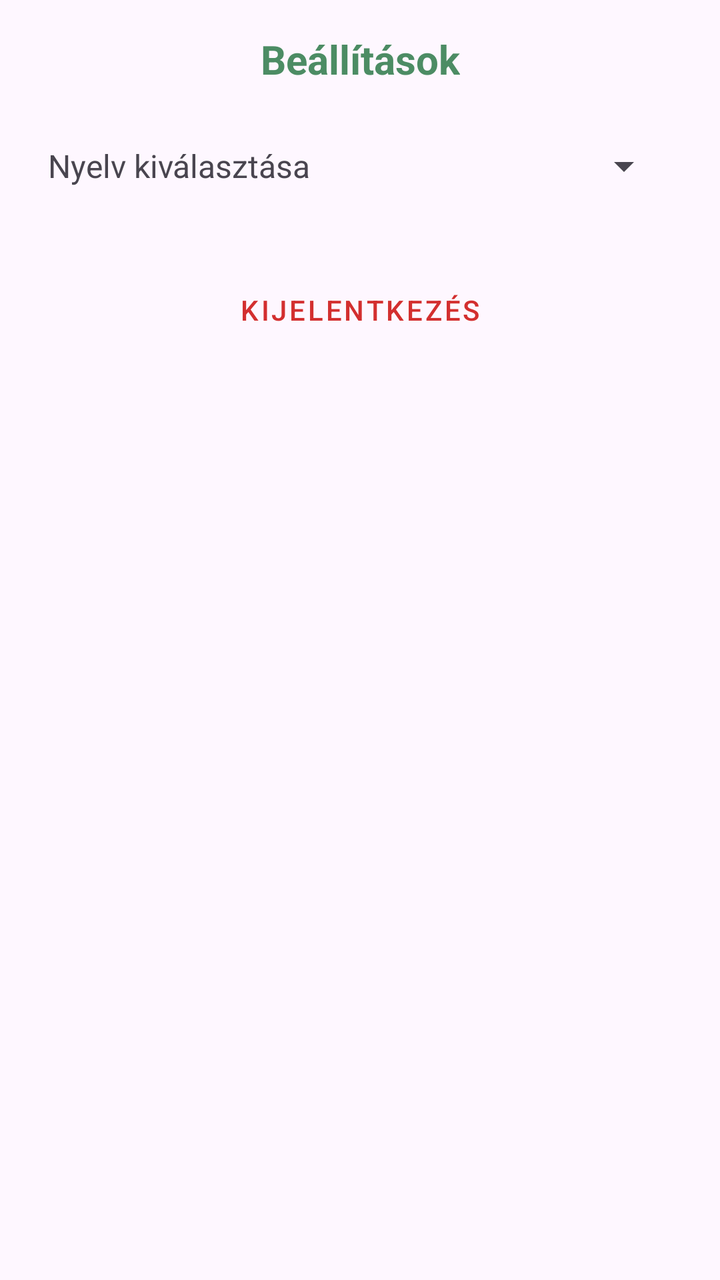
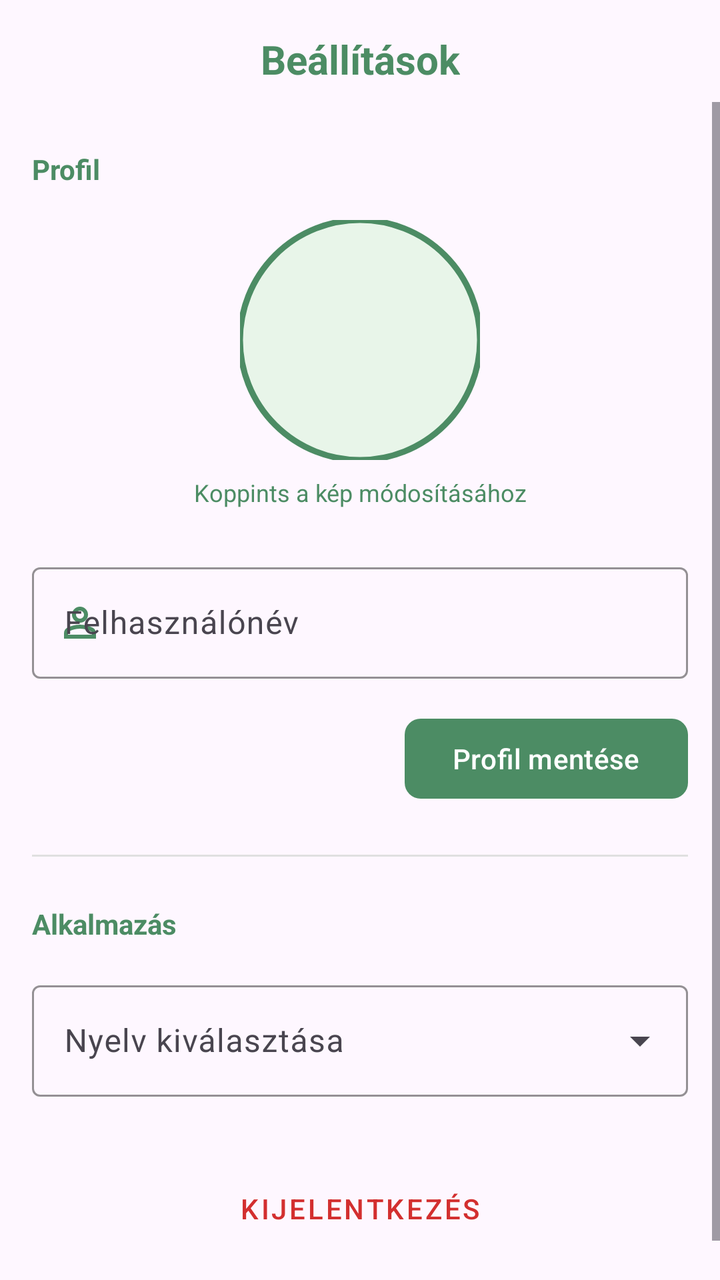

An Android layout rendered at two revisions. The XML below is the earlier revision; the diff shows what the commit changed to produce the second picture.
<!-- AndroidManifest.xml: application theme Theme.MyGameVault -->
<!-- res/layout/fragment_settings.xml -->
<?xml version="1.0" encoding="utf-8"?>
<androidx.constraintlayout.widget.ConstraintLayout xmlns:android="http://schemas.android.com/apk/res/android"
    xmlns:app="http://schemas.android.com/apk/res-auto"
    xmlns:tools="http://schemas.android.com/tools"
    android:id="@+id/clFeed"
    android:layout_width="match_parent"
    android:layout_height="match_parent"
    tools:context=".fragments.SettingsFragment">

    <TextView
        android:id="@+id/tvHeaderSettings"
        android:layout_width="wrap_content"
        android:layout_height="wrap_content"
        android:text="@string/settings"
        android:textStyle="bold"
        android:textSize="20sp"
        android:textColor="@color/green"
        android:layout_marginTop="16dp"
        app:layout_constraintEnd_toEndOf="parent"
        app:layout_constraintStart_toStartOf="parent"
        app:layout_constraintTop_toTopOf="parent" />

    <LinearLayout
        android:id="@+id/llLanguage"
        android:layout_width="0dp"
        android:layout_height="wrap_content"
        android:layout_marginTop="16dp"
        android:layout_marginStart="24dp"
        android:layout_marginEnd="24dp"
        android:gravity="center_vertical"
        android:orientation="horizontal"
        app:layout_constraintEnd_toEndOf="parent"
        app:layout_constraintStart_toStartOf="parent"
        app:layout_constraintTop_toBottomOf="@+id/tvHeaderSettings">

        <TextView
            android:id="@+id/tvLanguage"
            android:layout_width="0dp"
            android:layout_height="wrap_content"
            android:layout_weight="1"
            android:text="@string/language_select"
            android:textSize="16sp" />

        <Spinner
            android:id="@+id/spLanguage"
            android:layout_width="wrap_content"
            android:layout_height="48dp" />

    </LinearLayout>

    <com.google.android.material.button.MaterialButton
        android:id="@+id/btnLogout"
        style="@style/Widget.MaterialComponents.Button.TextButton"
        android:layout_width="match_parent"
        android:layout_height="wrap_content"
        android:layout_margin="24dp"
        android:text="@string/logout"
        android:textColor="@color/red"
        app:layout_constraintEnd_toEndOf="parent"
        app:layout_constraintStart_toStartOf="parent"
        app:layout_constraintTop_toBottomOf="@+id/llLanguage" />

</androidx.constraintlayout.widget.ConstraintLayout>
<!-- resources referenced by this layout -->
<resources>
  <color name="green">#4C8C64</color>
  <color name="red">#D32F2F</color>
  <string name="language_select">Nyelv kiválasztása</string>
  <string name="logout">Kijelentkezés</string>
  <string name="settings">Beállítások</string>
  <style name="Theme.MyGameVault" parent="Base.Theme.MyGameVault" />
  <style name="Base.Theme.MyGameVault" parent="Theme.Material3.DayNight.NoActionBar">
          
          
          <item name="colorPrimary">@color/green</item>
      </style>
</resources>

<!-- the commit's change to res/layout/fragment_settings.xml (unified diff, before → after) -->
@@ -1,10 +1,12 @@
 <?xml version="1.0" encoding="utf-8"?>
-<androidx.constraintlayout.widget.ConstraintLayout xmlns:android="http://schemas.android.com/apk/res/android"
+<androidx.constraintlayout.widget.ConstraintLayout
+    android:id="@+id/clSettingsMain"
+    xmlns:android="http://schemas.android.com/apk/res/android"
     xmlns:app="http://schemas.android.com/apk/res-auto"
     xmlns:tools="http://schemas.android.com/tools"
-    android:id="@+id/clFeed"
     android:layout_width="match_parent"
     android:layout_height="match_parent"
+    android:background="?android:attr/windowBackground"
     tools:context=".fragments.SettingsFragment">
 
     <TextView
@@ -20,44 +22,145 @@
         app:layout_constraintStart_toStartOf="parent"
         app:layout_constraintTop_toTopOf="parent" />
 
-    <LinearLayout
-        android:id="@+id/llLanguage"
-        android:layout_width="0dp"
-        android:layout_height="wrap_content"
-        android:layout_marginTop="16dp"
-        android:layout_marginStart="24dp"
-        android:layout_marginEnd="24dp"
-        android:gravity="center_vertical"
-        android:orientation="horizontal"
-        app:layout_constraintEnd_toEndOf="parent"
+    <ScrollView
+        android:id="@+id/svSettings"
+        android:layout_width="match_parent"
+        android:layout_height="0dp"
+        android:fillViewport="true"
+        android:layout_marginTop="8dp"
+        app:layout_constraintTop_toBottomOf="@+id/tvHeaderSettings"
+        app:layout_constraintBottom_toBottomOf="parent"
         app:layout_constraintStart_toStartOf="parent"
-        app:layout_constraintTop_toBottomOf="@+id/tvHeaderSettings">
+        app:layout_constraintEnd_toEndOf="parent">
 
-        <TextView
-            android:id="@+id/tvLanguage"
-            android:layout_width="0dp"
+        <androidx.constraintlayout.widget.ConstraintLayout
+            android:id="@+id/clSettingsContent"
+            android:layout_width="match_parent"
             android:layout_height="wrap_content"
-            android:layout_weight="1"
-            android:text="@string/language_select"
-            android:textSize="16sp" />
+            android:padding="16dp">
 
-        <Spinner
-            android:id="@+id/spLanguage"
-            android:layout_width="wrap_content"
-            android:layout_height="48dp" />
+            <TextView
+                android:id="@+id/tvProfileSectionLabelSettings"
+                android:layout_width="wrap_content"
+                android:layout_height="wrap_content"
+                android:layout_marginTop="8dp"
+                android:text="@string/profile_section_label"
+                android:textColor="@color/green"
+                android:textSize="14sp"
+                android:textStyle="bold"
+                app:layout_constraintStart_toStartOf="parent"
+                app:layout_constraintTop_toTopOf="parent" />
 
-    </LinearLayout>
+            <com.google.android.material.imageview.ShapeableImageView
+                android:id="@+id/ivProfilePictureSettings"
+                android:layout_width="120dp"
+                android:layout_height="120dp"
+                android:layout_marginTop="16dp"
+                android:scaleType="centerCrop"
+                android:background="@color/light_green"
+                app:shapeAppearanceOverlay="@style/ShapeAppearance.Material3.Corner.Full"
+                app:strokeWidth="3dp"
+                app:strokeColor="@color/green"
+                app:layout_constraintEnd_toEndOf="parent"
+                app:layout_constraintStart_toStartOf="parent"
+                app:layout_constraintTop_toBottomOf="@+id/tvProfileSectionLabelSettings" />
 
-    <com.google.android.material.button.MaterialButton
-        android:id="@+id/btnLogout"
-        style="@style/Widget.MaterialComponents.Button.TextButton"
-        android:layout_width="match_parent"
-        android:layout_height="wrap_content"
-        android:layout_margin="24dp"
-        android:text="@string/logout"
-        android:textColor="@color/red"
-        app:layout_constraintEnd_toEndOf="parent"
-        app:layout_constraintStart_toStartOf="parent"
-        app:layout_constraintTop_toBottomOf="@+id/llLanguage" />
+            <TextView
+                android:id="@+id/tvChangePictureHintSettings"
+                android:layout_width="wrap_content"
+                android:layout_height="wrap_content"
+                android:layout_marginTop="8dp"
+                android:text="@string/change_picture_hint"
+                android:textSize="12sp"
+                android:textColor="@color/green"
+                app:layout_constraintEnd_toEndOf="parent"
+                app:layout_constraintStart_toStartOf="parent"
+                app:layout_constraintTop_toBottomOf="@+id/ivProfilePictureSettings" />
 
+            <com.google.android.material.textfield.TextInputLayout
+                android:id="@+id/tilUsernameSettings"
+                style="@style/Widget.Material3.TextInputLayout.OutlinedBox"
+                android:layout_width="match_parent"
+                android:layout_height="wrap_content"
+                android:layout_marginTop="24dp"
+                android:hint="@string/username_hint"
+                app:startIconDrawable="@drawable/ic_person"
+                app:startIconTint="@color/green"
+                app:boxStrokeColor="@color/green"
+                app:hintTextColor="@color/green"
+                app:layout_constraintTop_toBottomOf="@+id/tvChangePictureHintSettings">
+
+                <com.google.android.material.textfield.TextInputEditText
+                    android:id="@+id/etUsernameSettings"
+                    android:layout_width="match_parent"
+                    android:layout_height="wrap_content"
+                    android:inputType="textPersonName"
+                    android:maxLines="1" />
+            </com.google.android.material.textfield.TextInputLayout>
+
+            <com.google.android.material.button.MaterialButton
+                android:id="@+id/btnSaveProfileSettings"
+                android:layout_width="wrap_content"
+                android:layout_height="wrap_content"
+                android:layout_marginTop="16dp"
+                android:text="@string/save_profile_button"
+                app:cornerRadius="8dp"
+                app:layout_constraintEnd_toEndOf="parent"
+                app:layout_constraintTop_toBottomOf="@+id/tilUsernameSettings" />
+
+            <View
+                android:id="@+id/dividerSettings"
+                android:layout_width="match_parent"
+                android:layout_height="1dp"
+                android:layout_marginTop="24dp"
+                android:background="#E0E0E0"
+                app:layout_constraintTop_toBottomOf="@+id/btnSaveProfileSettings" />
+
+            <TextView
+                android:id="@+id/tvAppSectionLabelSettings"
+                android:layout_width="wrap_content"
+                android:layout_height="wrap_content"
+                android:layout_marginTop="24dp"
+                android:text="@string/app_section_label"
+                android:textColor="@color/green"
+                android:textSize="14sp"
+                android:textStyle="bold"
+                app:layout_constraintStart_toStartOf="parent"
+                app:layout_constraintTop_toBottomOf="@+id/dividerSettings" />
+
+            <com.google.android.material.textfield.TextInputLayout
+                android:id="@+id/tilLanguageSettings"
+                style="@style/Widget.Material3.TextInputLayout.OutlinedBox.ExposedDropdownMenu"
+                android:layout_width="match_parent"
+                android:layout_height="wrap_content"
+                android:layout_marginTop="16dp"
+                android:hint="@string/language_select"
+                app:startIconTint="@color/green"
+                app:boxStrokeColor="@color/green"
+                app:hintTextColor="@color/green"
+                app:layout_constraintTop_toBottomOf="@+id/tvAppSectionLabelSettings">
+
+                <AutoCompleteTextView
+                    android:id="@+id/actvLanguageSettings"
+                    android:layout_width="match_parent"
+                    android:layout_height="wrap_content"
+                    android:inputType="none" />
+            </com.google.android.material.textfield.TextInputLayout>
+
+            <com.google.android.material.button.MaterialButton
+                android:id="@+id/btnLogoutSettings"
+                style="@style/Widget.MaterialComponents.Button.TextButton"
+                android:layout_width="match_parent"
+                android:layout_height="wrap_content"
+                android:layout_marginTop="32dp"
+                android:layout_marginBottom="16dp"
+                android:text="@string/logout"
+                android:textColor="@color/red"
+                app:layout_constraintEnd_toEndOf="parent"
+                app:layout_constraintStart_toStartOf="parent"
+                app:layout_constraintTop_toBottomOf="@+id/tilLanguageSettings"
+                app:layout_constraintBottom_toBottomOf="parent" />
+
+        </androidx.constraintlayout.widget.ConstraintLayout>
+    </ScrollView>
 </androidx.constraintlayout.widget.ConstraintLayout>
<!-- resource entries referenced after the edit -->
@@ -1,10 +1,22 @@
 <!-- resources referenced by this layout -->
 <resources>
   <color name="green">#4C8C64</color>
+  <color name="light_green">#E8F5E9</color>
   <color name="red">#D32F2F</color>
+  <!-- drawable ic_person (drawable) -->
+  <vector xmlns:android="http://schemas.android.com/apk/res/android" android:height="24dp" android:tint="#000000" android:viewportHeight="960" android:viewportWidth="960" android:width="24dp">
+        
+      <path android:fillColor="@android:color/white" android:pathData="M367,433Q320,386 320,320Q320,254 367,207Q414,160 480,160Q546,160 593,207Q640,254 640,320Q640,386 593,433Q546,480 480,480Q414,480 367,433ZM160,800L160,688Q160,654 177.5,625.5Q195,597 224,582Q286,551 350,535.5Q414,520 480,520Q546,520 610,535.5Q674,551 736,582Q765,597 782.5,625.5Q800,654 800,688L800,800L160,800ZM240,720L720,720L720,688Q720,677 714.5,668Q709,659 700,654Q646,627 591,613.5Q536,600 480,600Q424,600 369,613.5Q314,627 260,654Q251,659 245.5,668Q240,677 240,688L240,720ZM536.5,376.5Q560,353 560,320Q560,287 536.5,263.5Q513,240 480,240Q447,240 423.5,263.5Q400,287 400,320Q400,353 423.5,376.5Q447,400 480,400Q513,400 536.5,376.5ZM480,320Q480,320 480,320Q480,320 480,320Q480,320 480,320Q480,320 480,320Q480,320 480,320Q480,320 480,320Q480,320 480,320Q480,320 480,320ZM480,720L480,720Q480,720 480,720Q480,720 480,720Q480,720 480,720Q480,720 480,720Q480,720 480,720Q480,720 480,720Q480,720 480,720Q480,720 480,720L480,720Z"/>
+      
+  </vector>
+  <string name="app_section_label">Alkalmazás</string>
+  <string name="change_picture_hint">Koppints a kép módosításához</string>
   <string name="language_select">Nyelv kiválasztása</string>
   <string name="logout">Kijelentkezés</string>
+  <string name="profile_section_label">Profil</string>
+  <string name="save_profile_button">Profil mentése</string>
   <string name="settings">Beállítások</string>
+  <string name="username_hint">Felhasználónév</string>
   <style name="Theme.MyGameVault" parent="Base.Theme.MyGameVault" />
   <style name="Base.Theme.MyGameVault" parent="Theme.Material3.DayNight.NoActionBar">
           
